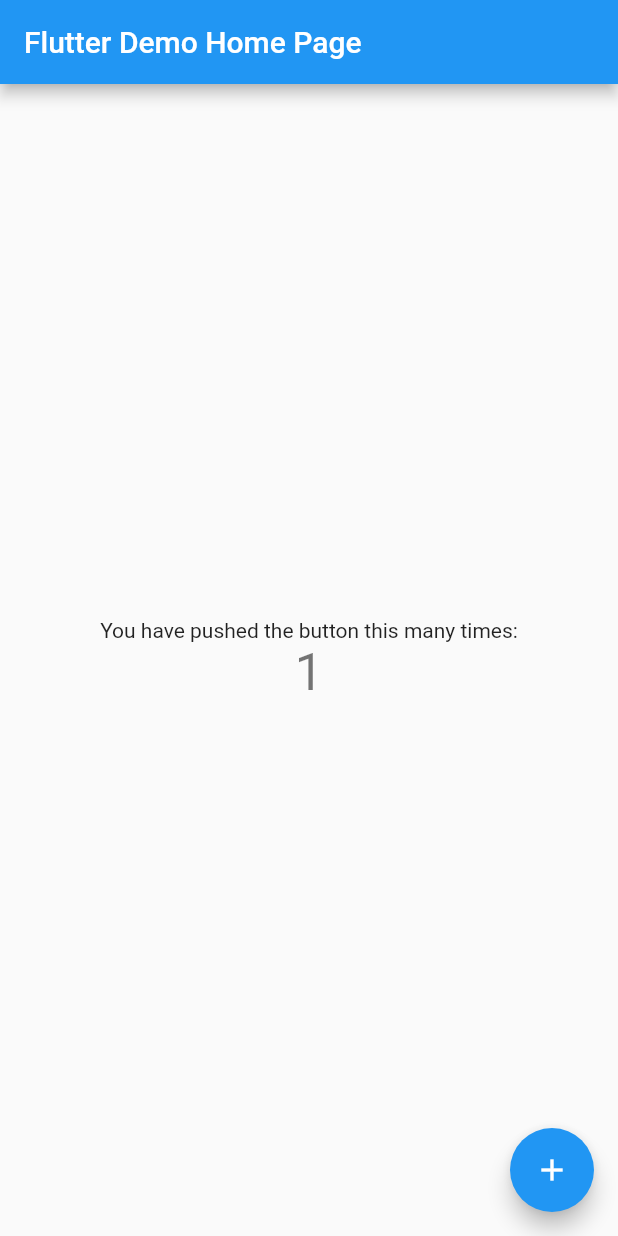
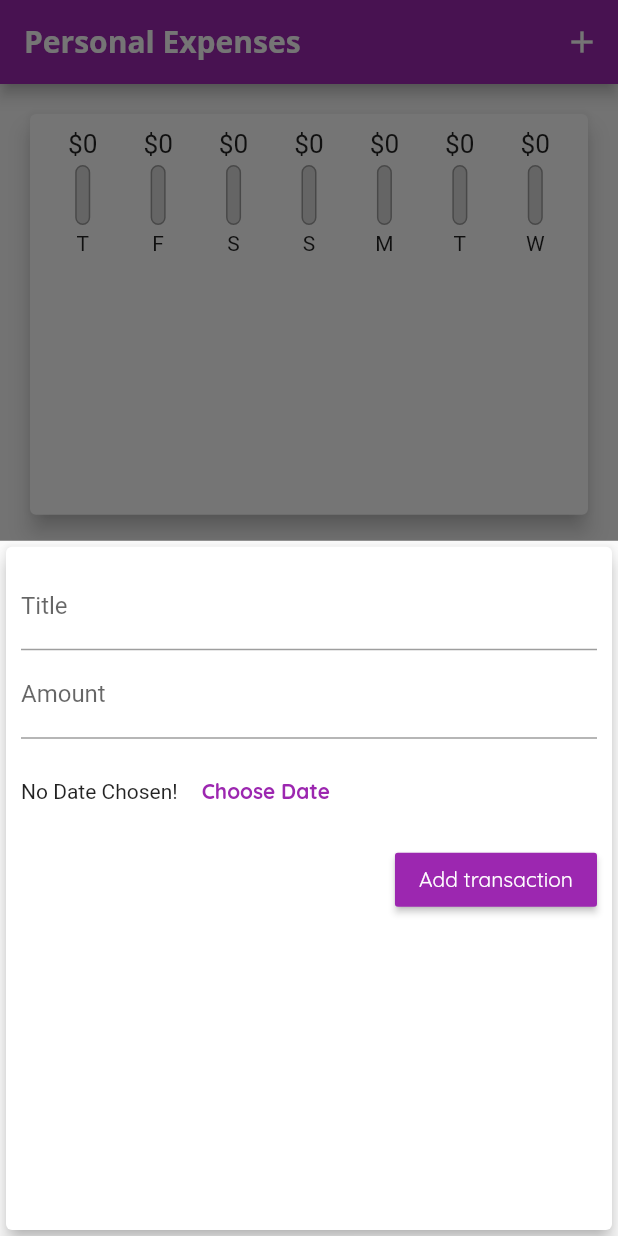
Before and after one commit to klyuchnikovlab/expenses_app, a Flutter app: the screen it shows after launch, after a tap on the "add" icon, on a phone screen of 412 x 824 dp. Run offline on Flutter 3.47's test engine with Material 2 defaults, Android fonts, the phone set to English and light mode, and no system bars.

```diff
--- a/lib/main.dart
+++ b/lib/main.dart
@@ -1,115 +1,134 @@
 import 'package:flutter/material.dart';
 
+import '../widgets/transaction_list.dart';
+import '../widgets/new_transaction.dart';
+import '../widgets/chart.dart';
+import '../models/transaction.dart';
+
 void main() {
-  runApp(const MyApp());
+  runApp(MyApp());
 }
 
 class MyApp extends StatelessWidget {
-  const MyApp({Key? key}) : super(key: key);
-
-  // This widget is the root of your application.
   @override
   Widget build(BuildContext context) {
     return MaterialApp(
-      title: 'Flutter Demo',
-      theme: ThemeData(
-        // This is the theme of your application.
-        //
-        // Try running your application with "flutter run". You'll see the
-        // application has a blue toolbar. Then, without quitting the app, try
-        // changing the primarySwatch below to Colors.green and then invoke
-        // "hot reload" (press "r" in the console where you ran "flutter run",
-        // or simply save your changes to "hot reload" in a Flutter IDE).
-        // Notice that the counter didn't reset back to zero; the application
-        // is not restarted.
-        primarySwatch: Colors.blue,
-      ),
-      home: const MyHomePage(title: 'Flutter Demo Home Page'),
-    );
+        title: 'Personal Expenses',
+        home: MyHomePage(),
+        theme: ThemeData(
+            primarySwatch: Colors.purple,
+            accentColor: Colors.amber,
+            errorColor: Colors.red,
+            fontFamily: 'Quicksand',
+            textTheme: ThemeData.light()
+                .textTheme
+                .copyWith(button: TextStyle(color: Colors.white)),
+            appBarTheme: AppBarTheme(
+                titleTextStyle: TextStyle(
+                    fontFamily: 'OpenSans',
+                    fontSize: 20,
+                    fontWeight: FontWeight.bold))));
   }
 }
 
 class MyHomePage extends StatefulWidget {
-  const MyHomePage({Key? key, required this.title}) : super(key: key);
-
-  // This widget is the home page of your application. It is stateful, meaning
-  // that it has a State object (defined below) that contains fields that affect
-  // how it looks.
-
-  // This class is the configuration for the state. It holds the values (in this
-  // case the title) provided by the parent (in this case the App widget) and
-  // used by the build method of the State. Fields in a Widget subclass are
-  // always marked "final".
-
-  final String title;
-
   @override
   State<MyHomePage> createState() => _MyHomePageState();
 }
 
 class _MyHomePageState extends State<MyHomePage> {
-  int _counter = 0;
+  final List<Transaction> _userTransactions = [];
+  /*[
+    Transaction(
+        id: 't1', title: 'New Shoes', amount: 69.90, date: DateTime.now()),
+    Transaction(
+        id: 't2',
+        title: 'Weekly Groceries',
+        amount: 16.53,
+        date: DateTime.now()),
+  ];
+*/
+  List<Transaction> get _recentTransactions {
+    return _userTransactions.where((tx) {
+      return tx.date.isAfter(DateTime.now().subtract(Duration(days: 7)));
+    }).toList();
+  }
 
-  void _incrementCounter() {
+  void _addNewTransaction(
+      String txTitle, double txAmount, DateTime txDateTime) {
+    final newTx = Transaction(
+        id: DateTime.now().toString(),
+        title: txTitle,
+        amount: txAmount,
+        date: txDateTime);
+
     setState(() {
-      // This call to setState tells the Flutter framework that something has
-      // changed in this State, which causes it to rerun the build method below
-      // so that the display can reflect the updated values. If we changed
-      // _counter without calling setState(), then the build method would not be
-      // called again, and so nothing would appear to happen.
-      _counter++;
+      _userTransactions.add(newTx);
     });
+  }
+
+  void _deleteTransaction(String id) {
+    setState(() {
+      _userTransactions.removeWhere((tx) {
+        return tx.id == id;
+      });
+    });
+  }
+
+  void _startAddNewTransaction(BuildContext ctx) {
+    showModalBottomSheet(
+        context: ctx,
+        builder: (_) {
+          return GestureDetector(
+              onTap: () => {},
+              behavior: HitTestBehavior.opaque,
+              child: NewTransaction(_addNewTransaction));
+        });
   }
 
   @override
   Widget build(BuildContext context) {
-    // This method is rerun every time setState is called, for instance as done
-    // by the _incrementCounter method above.
-    //
-    // The Flutter framework has been optimized to make rerunning build methods
-    // fast, so that you can just rebuild anything that needs updating rather
-    // than having to individually change instances of widgets.
+    final appBar = AppBar(
+      title: Text('Personal Expenses'),
+      actions: [
+        IconButton(
+            onPressed: () => _startAddNewTransaction(context),
+            icon: Icon(Icons.add))
+      ],
+    );
+
+    print('Media');
+
+    print(MediaQuery.of(context).viewPadding);
+
     return Scaffold(
-      appBar: AppBar(
-        // Here we take the value from the MyHomePage object that was created by
-        // the App.build method, and use it to set our appbar title.
-        title: Text(widget.title),
-      ),
-      body: Center(
-        // Center is a layout widget. It takes a single child and positions it
-        // in the middle of the parent.
+      appBar: appBar,
+      body: SingleChildScrollView(
         child: Column(
-          // Column is also a layout widget. It takes a list of children and
-          // arranges them vertically. By default, it sizes itself to fit its
-          // children horizontally, and tries to be as tall as its parent.
-          //
-          // Invoke "debug painting" (press "p" in the console, choose the
-          // "Toggle Debug Paint" action from the Flutter Inspector in Android
-          // Studio, or the "Toggle Debug Paint" command in Visual Studio Code)
-          // to see the wireframe for each widget.
-          //
-          // Column has various properties to control how it sizes itself and
-          // how it positions its children. Here we use mainAxisAlignment to
-          // center the children vertically; the main axis here is the vertical
-          // axis because Columns are vertical (the cross axis would be
-          // horizontal).
-          mainAxisAlignment: MainAxisAlignment.center,
+          crossAxisAlignment: CrossAxisAlignment.stretch,
           children: <Widget>[
-            const Text(
-              'You have pushed the button this many times:',
-            ),
-            Text(
-              '$_counter',
-              style: Theme.of(context).textTheme.headline4,
-            ),
+            Container(
+                height: (MediaQuery.of(context).size.height -
+                        appBar.preferredSize.height -
+                        MediaQuery.of(context).padding.top -
+                        MediaQuery.of(context).padding.bottom) *
+                    0.4,
+                child: Chart(_recentTransactions)),
+            Container(
+                height: (MediaQuery.of(context).size.height -
+                        appBar.preferredSize.height -
+                        MediaQuery.of(context).padding.top -
+                        MediaQuery.of(context).padding.bottom) *
+                    0.6,
+                child: TransactionList(_userTransactions, _deleteTransaction))
           ],
         ),
       ),
+      floatingActionButtonLocation: FloatingActionButtonLocation.centerFloat,
       floatingActionButton: FloatingActionButton(
-        onPressed: _incrementCounter,
-        tooltip: 'Increment',
-        child: const Icon(Icons.add),
-      ), // This trailing comma makes auto-formatting nicer for build methods.
+        child: Icon(Icons.add),
+        onPressed: () => _startAddNewTransaction(context),
+      ),
     );
   }
 }
--- /dev/null
+++ b/lib/models/transaction.dart
@@ -0,0 +1,12 @@
+class Transaction {
+  String id;
+  String title;
+  double amount;
+  DateTime date;
+
+  Transaction(
+      {required this.id,
+      required this.title,
+      required this.amount,
+      required this.date});
+}
--- /dev/null
+++ b/lib/widgets/chart.dart
@@ -0,0 +1,63 @@
+import 'package:flutter/material.dart';
+import 'package:intl/intl.dart';
+import './chart_bar.dart';
+import './../models/transaction.dart';
+
+class Chart extends StatelessWidget {
+  final List<Transaction> recentTransactions;
+
+  Chart(this.recentTransactions);
+
+  List<Map<String, Object>> get groupedTransactionValues {
+    return List.generate(7, (index) {
+      final weekDay = DateTime.now().subtract(Duration(days: index));
+      double totalSum = 0.0;
+
+      for (var i = 0; i < recentTransactions.length; i++) {
+        if (recentTransactions[i].date.day == weekDay.day &&
+            recentTransactions[i].date.month == weekDay.month &&
+            recentTransactions[i].date.year == weekDay.year) {
+          totalSum = totalSum + recentTransactions[i].amount;
+        }
+      }
+
+      return {
+        'day': DateFormat.E().format(weekDay).substring(0, 1),
+        'amount': totalSum
+      };
+    }).reversed.toList();
+  }
+
+  double get totalSpending {
+    return groupedTransactionValues.fold(0.0, (sum, item) {
+      return sum + (item['amount'] as double);
+    });
+  }
+
+  @override
+  Widget build(BuildContext context) {
+    return Card(
+      elevation: 6,
+      margin: EdgeInsets.all(20),
+      child: Container(
+        padding: EdgeInsets.all(10),
+        child: Row(
+            mainAxisAlignment: MainAxisAlignment.spaceAround,
+            children: groupedTransactionValues.map((data) {
+              return Flexible(
+                fit: FlexFit.tight,
+                child: ChartBar(
+                    data['day'] as String,
+                    data['amount'] as double,
+                    (totalSpending as double) == 0.0
+                        ? 0.0
+                        : (data['amount'] as double) /
+                            (totalSpending as double)),
+              );
+
+              //Text('${data['day']}: ${data['amount'].toString()}');
+            }).toList()),
+      ),
+    );
+  }
+}
--- /dev/null
+++ b/lib/widgets/chart_bar.dart
@@ -0,0 +1,46 @@
+import 'package:flutter/material.dart';
+
+class ChartBar extends StatelessWidget {
+  final String label;
+  final double spendingAmount;
+  final double spendingPctOfTotal;
+
+  ChartBar(this.label, this.spendingAmount, this.spendingPctOfTotal);
+
+  @override
+  Widget build(BuildContext context) {
+    return Column(
+      children: [
+        Container(
+            height: 20,
+            child: FittedBox(
+                child: Text('\$${spendingAmount.toStringAsFixed(0)}'))),
+        SizedBox(height: 4),
+        Container(
+          height: 40,
+          width: 10,
+          child: Stack(children: [
+            Container(
+              decoration: BoxDecoration(
+                  border: Border.all(color: Colors.grey, width: 1.0),
+                  color: Color.fromRGBO(220, 220, 220, 1),
+                  borderRadius: BorderRadius.circular(10)),
+            ),
+            FractionallySizedBox(
+              heightFactor: spendingPctOfTotal,
+              child: Container(
+                decoration: BoxDecoration(
+                    color: Theme.of(context).primaryColor,
+                    borderRadius: BorderRadius.circular(10)),
+              ),
+            )
+          ]),
+        ),
+        SizedBox(
+          height: 4,
+        ),
+        Text(label)
+      ],
+    );
+  }
+}
--- /dev/null
+++ b/lib/widgets/new_transaction.dart
@@ -0,0 +1,92 @@
+import 'package:flutter/material.dart';
+import 'package:intl/intl.dart';
+
+class NewTransaction extends StatefulWidget {
+  final Function addTx;
+
+  NewTransaction(this.addTx);
+
+  @override
+  State<NewTransaction> createState() => _NewTransactionState();
+}
+
+class _NewTransactionState extends State<NewTransaction> {
+  final _titleController = TextEditingController();
+  final _amountController = TextEditingController();
+  DateTime? _selectedDate;
+
+  void _submitData() {
+    if (_amountController.text.isEmpty) {
+      return;
+    }
+    final enteredTitle = _titleController.text;
+    final enteredAmount = double.parse(_amountController.text);
+    if (enteredTitle.isEmpty || enteredAmount <= 0 || _selectedDate == null) {
+      return;
+    }
+    widget.addTx(enteredTitle, enteredAmount, _selectedDate);
+    Navigator.of(context).pop();
+  }
+
+  void _presentDatePicker() {
+    showDatePicker(
+            context: context,
+            initialDate: DateTime.now(),
+            firstDate: DateTime(2019),
+            lastDate: DateTime.now())
+        .then((pickedDate) {
+      if (pickedDate == null) {
+        return;
+      }
+      setState(() {
+        _selectedDate = pickedDate;
+      });
+    });
+  }
+
+  @override
+  Widget build(BuildContext context) {
+    return Card(
+      elevation: 5,
+      child: Container(
+        padding: EdgeInsets.all(10),
+        child: Column(
+          crossAxisAlignment: CrossAxisAlignment.end,
+          children: [
+            TextField(
+                controller: _titleController,
+                decoration: InputDecoration(labelText: 'Title'),
+                onSubmitted: (_) => _submitData()),
+            TextField(
+                controller: _amountController,
+                decoration: InputDecoration(labelText: 'Amount'),
+                keyboardType: TextInputType.number,
+                onSubmitted: (_) => _submitData()),
+            Container(
+              height: 70,
+              child: Row(
+                children: [
+                  Text((_selectedDate == null)
+                      ? 'No Date Chosen!'
+                      : 'Picked Date: ${DateFormat.yMd().format(_selectedDate!)}'),
+                  FlatButton(
+                    onPressed: _presentDatePicker,
+                    child: Text('Choose Date',
+                        style: TextStyle(fontWeight: FontWeight.bold)),
+                    textColor: Theme.of(context).primaryColor,
+                  )
+                ],
+              ),
+            ),
+            RaisedButton(
+              child: Text('Add transaction'),
+              color: Theme.of(context).primaryColor,
+              textColor: Theme.of(context).textTheme.button!.color,
+              onPressed: _submitData,
+            )
+          ],
+        ),
+      ),
+    );
+  }
+}
--- /dev/null
+++ b/lib/widgets/transaction_list.dart
@@ -0,0 +1,60 @@
+import 'package:flutter/material.dart';
+import '../models/transaction.dart';
+import 'package:intl/intl.dart';
+
+class TransactionList extends StatelessWidget {
+  final List<Transaction> transactions;
+  final Function deleteTx;
+
+  TransactionList(this.transactions, this.deleteTx);
+
+  @override
+  Widget build(BuildContext context) {
+    return transactions.isEmpty
+        ? Column(
+            children: [
+              Text(
+                'No transactions added yet!',
+                style: Theme.of(context).textTheme.headline6,
+              ),
+              SizedBox(height: 10),
+              Container(
+                height: 200,
+                child: Image.asset(
+                  'lib/assets/images/waiting.png',
+                  fit: BoxFit.cover,
+                ),
+              )
+            ],
+          )
+        : ListView.builder(
+            itemBuilder: (ctx, index) {
+              return Card(
+                margin: EdgeInsets.symmetric(vertical: 8, horizontal: 5),
+                child: ListTile(
+                  leading: CircleAvatar(
+                    radius: 30,
+                    child: Padding(
+                      padding: EdgeInsets.all(6),
+                      child: FittedBox(
+                          child: Text('\$${transactions[index].amount}')),
+                    ),
+                  ),
+                  title: Text(
+                    transactions[index].title,
+                    style: Theme.of(context).textTheme.titleLarge,
+                  ),
+                  subtitle:
+                      Text(DateFormat.yMMMd().format(transactions[index].date)),
+                  trailing: IconButton(
+                    icon: Icon(Icons.delete),
+                    color: Theme.of(context).errorColor,
+                    onPressed: () => deleteTx(transactions[index].id),
+                  ),
+                ),
+              );
+            },
+            itemCount: transactions.length,
+          );
+  }
+}
```
Also changed, not shown: pubspec.yaml (+15 -9 lines), lib/assets/fonts/OpenSans-Bold.ttf (added), lib/assets/fonts/OpenSans-Regular.ttf (added), lib/assets/fonts/Quicksand-Bold.ttf (added), lib/assets/fonts/Quicksand-Light.ttf (added), lib/assets/fonts/Quicksand-Medium.ttf (added), lib/assets/fonts/Quicksand-Regular.ttf (added), lib/assets/images/waiting.png (added), pubspec.lock.
